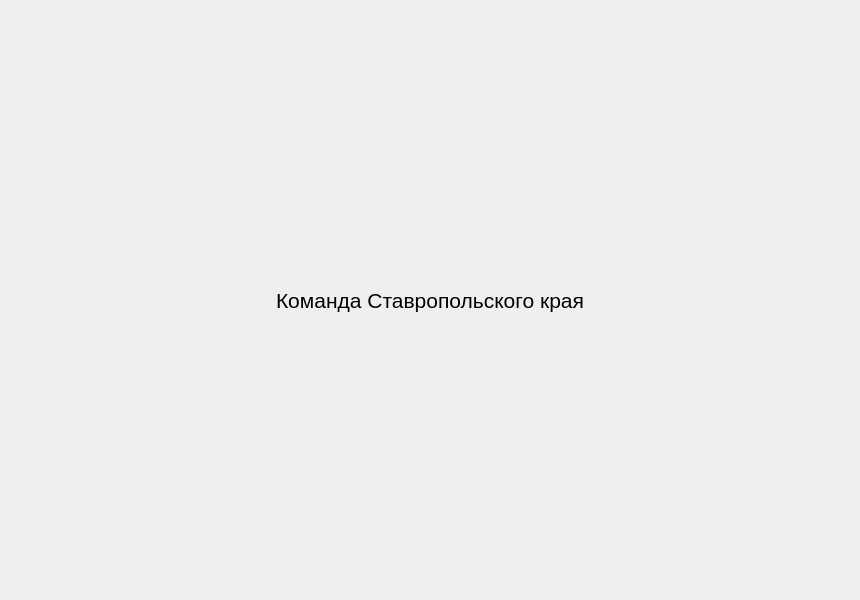
This is gui/uis/pages/main_pages.ui in zZZTeJleTTy3uKZZz/PyOneDark_Qt_Widgets_Modern_GUI as Qt 5 draws it before an edit. The edited form follows.
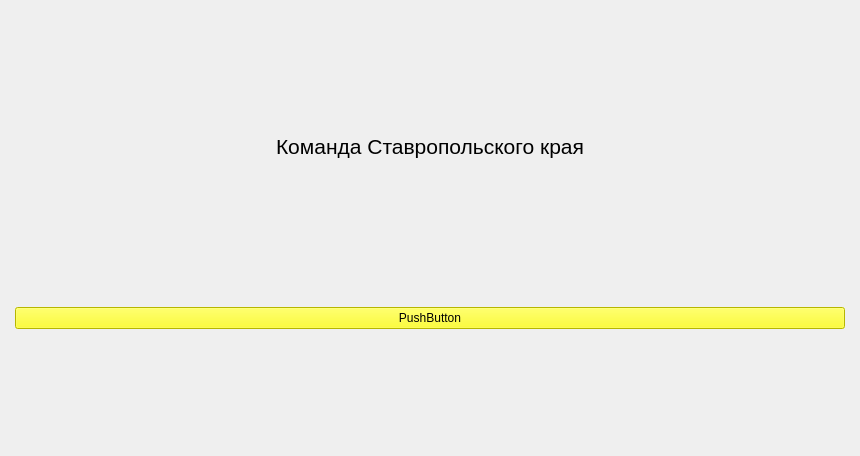
This is the edited form.

What changed in the file:
```diff
--- a/gui/uis/pages/main_pages.ui
+++ b/gui/uis/pages/main_pages.ui
@@ -7,7 +7,7 @@
     <x>0</x>
     <y>0</y>
     <width>860</width>
-    <height>600</height>
+    <height>456</height>
    </rect>
   </property>
   <property name="windowTitle">
@@ -184,7 +184,7 @@
             <x>0</x>
             <y>0</y>
             <width>840</width>
-            <height>580</height>
+            <height>436</height>
            </rect>
           </property>
           <property name="styleSheet">
@@ -230,11 +230,50 @@
              </property>
             </widget>
            </item>
+           <item>
+            <spacer name="verticalSpacer">
+             <property name="orientation">
+              <enum>Qt::Vertical</enum>
+             </property>
+             <property name="sizeType">
+              <enum>QSizePolicy::Maximum</enum>
+             </property>
+             <property name="sizeHint" stdset="0">
+              <size>
+               <width>10</width>
+               <height>15</height>
+              </size>
+             </property>
+            </spacer>
+           </item>
            <item>
             <layout class="QHBoxLayout" name="row_1_layout"/>
            </item>
            <item>
-            <layout class="QHBoxLayout" name="row_2_layout"/>
+            <layout class="QHBoxLayout" name="row_2_layout">
+             <item>
+              <widget class="QPushButton" name="pushButton">
+               <property name="enabled">
+                <bool>true</bool>
+               </property>
+               <property name="minimumSize">
+                <size>
+                 <width>100</width>
+                 <height>20</height>
+                </size>
+               </property>
+               <property name="styleSheet">
+                <string notr="true">background-color: rgb(255, 255, 0);</string>
+               </property>
+               <property name="text">
+                <string>PushButton</string>
+               </property>
+               <property name="autoDefault">
+                <bool>false</bool>
+               </property>
+              </widget>
+             </item>
+            </layout>
            </item>
            <item>
             <layout class="QHBoxLayout" name="row_3_layout"/>
```
